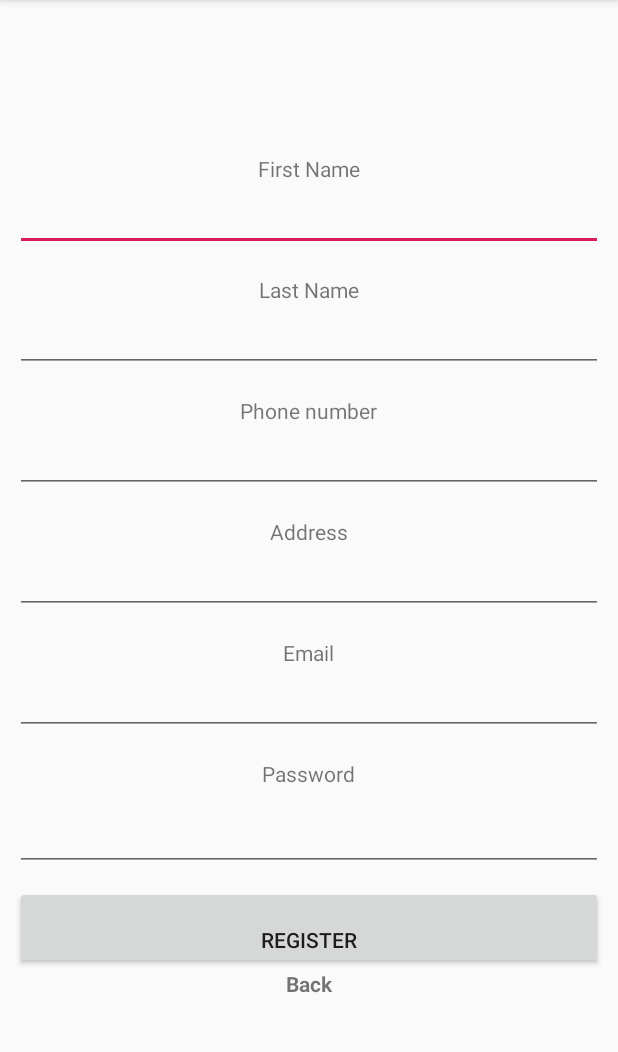
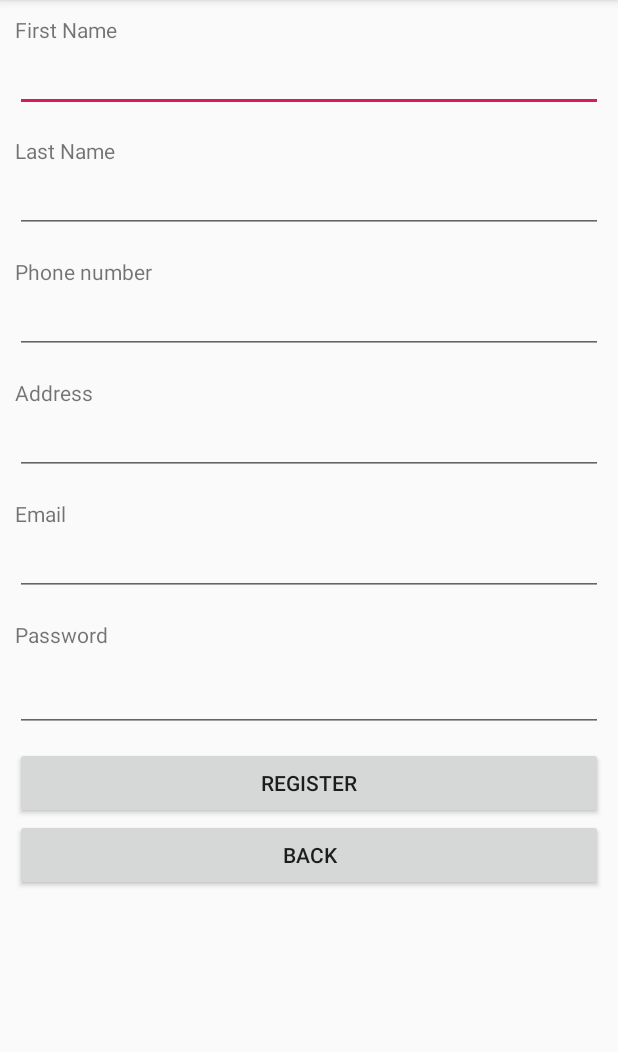
Before and after one commit to Ian-Pruett/PrivateSecurity, an Android app: the Register screen opened directly, with no data from a screen before it, on a phone screen of 412 x 824 dp, the part 84-1136 px from its top. Run offline under Robolectric (Android 15) with nearby library versions, the phone set to English and light mode, and no system bars.

Commit message:
Emanuel was here

```diff
--- a/EthicalSkyNetApp/app/src/main/java/com/example/ethicalskynetapp/Login.java
+++ b/EthicalSkyNetApp/app/src/main/java/com/example/ethicalskynetapp/Login.java
@@ -12,7 +12,7 @@ public class Login extends AppCompatActivity implements View.OnClickListener {
 
     Button Login;
     EditText email, password;
-    TextView back;
+    Button back;
 
     @Override
     protected void onCreate(Bundle savedInstanceState) {
@@ -22,7 +22,7 @@ public class Login extends AppCompatActivity implements View.OnClickListener {
         email = (EditText)findViewById(R.id.Email);
         password = (EditText)findViewById(R.id.Password);
         Login = (Button) findViewById(R.id.Login);
-        back = (TextView) findViewById(R.id.Back);
+        back = (Button) findViewById(R.id.Back);
 
         Login.setOnClickListener(this);
         back.setOnClickListener(this);
--- a/EthicalSkyNetApp/app/src/main/java/com/example/ethicalskynetapp/Register.java
+++ b/EthicalSkyNetApp/app/src/main/java/com/example/ethicalskynetapp/Register.java
@@ -12,7 +12,7 @@ public class Register extends AppCompatActivity implements View.OnClickListener
 
     Button register;
     EditText fname,lName,phone, password,email, address;
-    TextView back;
+    Button back;
     @Override
     protected void onCreate(Bundle savedInstanceState) {
         super.onCreate(savedInstanceState);
@@ -26,7 +26,7 @@ public class Register extends AppCompatActivity implements View.OnClickListener
         lName = (EditText)findViewById(R.id.LName);
         address = (EditText) findViewById(R.id.Address);
         register = (Button)findViewById(R.id.Register);
-        back = (TextView)findViewById(R.id.Back);
+        back = (Button)findViewById(R.id.Back);
 
         register.setOnClickListener(this);
         back.setOnClickListener(this);
--- a/EthicalSkyNetApp/app/src/main/res/layout/activity_login.xml
+++ b/EthicalSkyNetApp/app/src/main/res/layout/activity_login.xml
@@ -39,12 +39,10 @@
         android:text="Login"
         android:layout_height="wrap_content" />
 
-    <TextView
+    <Button
         android:id="@+id/Back"
-        android:layout_width="wrap_content"
+        android:layout_width="match_parent"
         android:layout_height="wrap_content"
-        android:gravity="center_horizontal"
-        android:textStyle="bold"
         android:text="Back" />
 
 
--- a/EthicalSkyNetApp/app/src/main/res/layout/activity_main.xml
+++ b/EthicalSkyNetApp/app/src/main/res/layout/activity_main.xml
@@ -17,8 +17,8 @@
     <Button
         android:id="@+id/Create"
         android:layout_width="match_parent"
-        android:text="Register"
-        android:layout_height="wrap_content" />
+        android:layout_height="wrap_content"
+        android:text="Register" />
 
 
 </LinearLayout>
--- a/EthicalSkyNetApp/app/src/main/res/layout/activity_register.xml
+++ b/EthicalSkyNetApp/app/src/main/res/layout/activity_register.xml
@@ -1,15 +1,16 @@
 <?xml version="1.0" encoding="utf-8"?>
-<LinearLayout xmlns:android="http://schemas.android.com/apk/res/android"
-    xmlns:app="http://schemas.android.com/apk/res-auto"
-    xmlns:tools="http://schemas.android.com/tools"
+<ScrollView
+    xmlns:android="http://schemas.android.com/apk/res/android"
+    android:id="@+id/scroll"
+    android:padding="10dp"
     android:layout_width="match_parent"
-    android:gravity="center"
+    android:layout_height="wrap_content">
+
+    <LinearLayout
+        android:id="@+id/container"
+        android:layout_width="match_parent"
         android:orientation="vertical"
-    android:padding="10dp"
-    android:layout_height="match_parent"
-    tools:context=".Register">
-
-
+        android:layout_height="match_parent">
         <!--First name.-->
 
         <TextView
@@ -80,22 +81,22 @@
         <EditText
             android:id="@+id/Password"
             android:layout_width="match_parent"
+            android:layout_height="wrap_content"
             android:layout_marginBottom="10dp"
-        android:inputType="textPassword"
-        android:layout_height="wrap_content" />
+            android:inputType="textPassword" />
 
         <!--Button register.-->
         <Button
             android:id="@+id/Register"
             android:layout_width="match_parent"
-        android:text="\nRegister"
-        android:layout_height="wrap_content" />
+            android:layout_height="wrap_content"
+            android:text="Register" />
 
-    <TextView
+        <Button
             android:id="@+id/Back"
-        android:layout_width="wrap_content"
+            android:layout_width="match_parent"
             android:layout_height="wrap_content"
-        android:gravity="center_horizontal"
-        android:textStyle="bold"
             android:text="Back" />
     </LinearLayout>
+
+</ScrollView>
```
Lines whose indentation alone changed are shown as unchanged.
